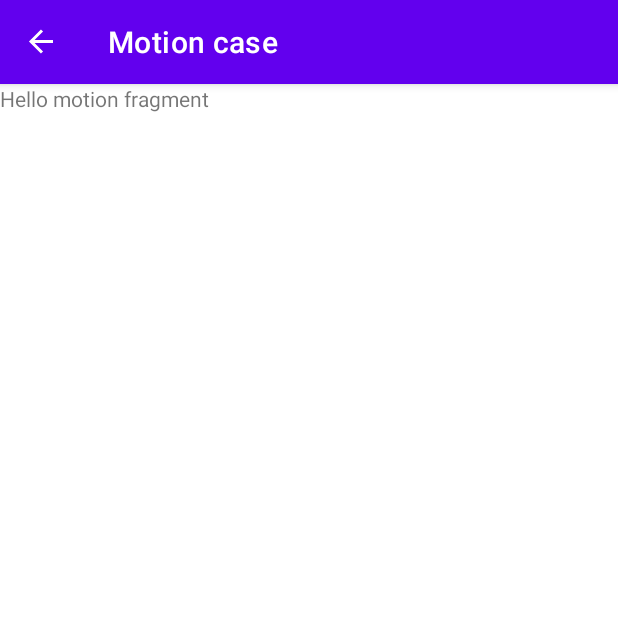
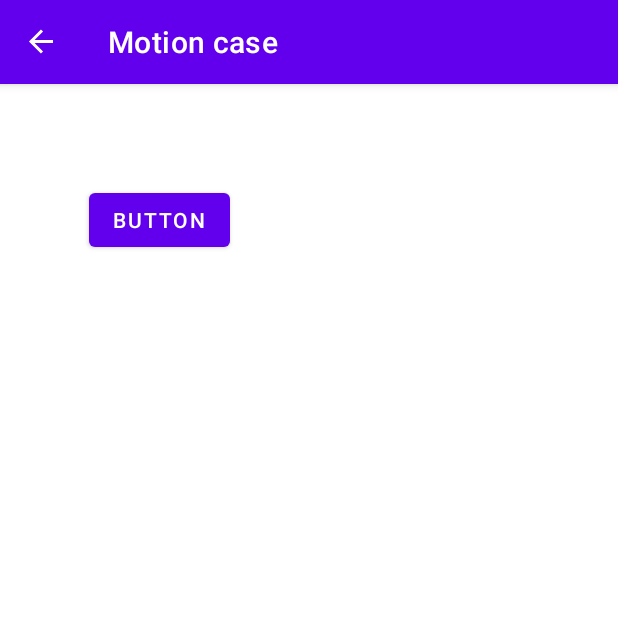
Before and after one commit to prots-srs/Highroad, an Android app built with Jetpack Compose: the MotionFragment screen opened through its navigation route, on a phone screen of 412 x 824 dp, the top half of it. Run offline under Robolectric (Android 15) with nearby library versions, the phone set to English and light mode, and no system bars; our stand-ins replace navigation-ui.

Commit message:
tic tak toe

```diff
--- a/app/src/main/java/ua/com/biz_s/highroad/EntranceFragment.kt
+++ b/app/src/main/java/ua/com/biz_s/highroad/EntranceFragment.kt
@@ -31,6 +31,9 @@ class EntranceFragment : Fragment() {
         binding.picArticle.setOnClickListener {
             view.findNavController().navigate(EntranceFragmentDirections.actionEntranceFragmentToArticlesFragment())
         }
+        binding.picTictaktoe.setOnClickListener {
+            view.findNavController().navigate(EntranceFragmentDirections.actionEntranceFragmentToTictaktoeFragment())
+        }
     }
 
     override fun onDestroyView() {
--- a/app/src/main/res/layout/fragment_motion.xml
+++ b/app/src/main/res/layout/fragment_motion.xml
@@ -1,20 +1,29 @@
 <?xml version="1.0" encoding="utf-8"?>
-<layout xmlns:android="http://schemas.android.com/apk/res/android"
-    xmlns:tools="http://schemas.android.com/tools">
-<LinearLayout
+<androidx.constraintlayout.motion.widget.MotionLayout xmlns:android="http://schemas.android.com/apk/res/android"
+    xmlns:app="http://schemas.android.com/apk/res-auto"
+    xmlns:tools="http://schemas.android.com/tools"
     android:layout_width="match_parent"
     android:layout_height="match_parent"
-    android:orientation="vertical"
+    app:layoutDescription="@xml/fragment_motion_scene"
     tools:context=".MotionFragment">
 
-    <TextView
-        android:layout_width="match_parent"
-        android:layout_height="match_parent"
-        android:text="@string/hello_motion_fragment" />
+    <ImageView
+        android:id="@+id/imageView"
+        android:layout_width="wrap_content"
+        android:layout_height="wrap_content"
+        app:layout_constraintEnd_toEndOf="parent"
+        app:layout_constraintHorizontal_bias="0.498"
+        app:layout_constraintStart_toStartOf="parent"
+        app:layout_constraintTop_toTopOf="parent"
+        tools:srcCompat="@tools:sample/avatars" />
 
-<!--    <androidx.compose.ui.platform.ComposeView-->
-<!--        android:id="@+id/compose_view"-->
-<!--        android:layout_width="match_parent"-->
-<!--        android:layout_height="match_parent" />-->
-</LinearLayout>
-</layout>
+    <Button
+        android:id="@+id/button"
+        android:layout_width="wrap_content"
+        android:layout_height="wrap_content"
+        android:text="Button"
+        app:layout_constraintBottom_toBottomOf="parent"
+        app:layout_constraintEnd_toEndOf="parent"
+        app:layout_constraintStart_toStartOf="parent"
+        app:layout_constraintTop_toBottomOf="@+id/imageView" />
+</androidx.constraintlayout.motion.widget.MotionLayout>
--- a/app/src/main/res/navigation/nav_graph.xml
+++ b/app/src/main/res/navigation/nav_graph.xml
@@ -24,6 +24,9 @@
             app:exitAnim="@anim/slide_out_left"
             app:popEnterAnim="@anim/slide_in_left"
             app:popExitAnim="@anim/slide_out_right" />
+        <action
+            android:id="@+id/action_entrance_fragment_to_tictaktoeFragment"
+            app:destination="@id/tictaktoe_fragment" />
     </fragment>
     <fragment
         android:id="@+id/motion_fragment"
@@ -83,4 +86,12 @@
             android:defaultValue="0"
             app:argType="integer" />
     </fragment>
+    <fragment
+        android:id="@+id/tictaktoe_fragment"
+        android:name="ua.com.biz_s.highroad.tictactoe.ui.TictaktoeFragment"
+        android:label="Tic Tak Toe case" >
+        <action
+            android:id="@+id/action_tictaktoeFragment_to_entrance_fragment"
+            app:destination="@id/entrance_fragment" />
+    </fragment>
 </navigation>
--- /dev/null
+++ b/app/src/main/res/xml/fragment_motion_scene.xml
@@ -0,0 +1,39 @@
+<?xml version="1.0" encoding="utf-8"?>
+<MotionScene
+    xmlns:android="http://schemas.android.com/apk/res/android"
+    xmlns:motion="http://schemas.android.com/apk/res-auto">
+
+    <Transition
+        motion:constraintSetEnd="@+id/end"
+        motion:constraintSetStart="@id/start"
+        motion:duration="1000">
+       <KeyFrameSet>
+       </KeyFrameSet>
+    </Transition>
+
+    <ConstraintSet android:id="@+id/start">
+        <Constraint
+            motion:layout_constraintVertical_bias="0.093"
+            android:layout_height="wrap_content"
+            motion:layout_constraintStart_toStartOf="parent"
+            motion:layout_constraintBottom_toBottomOf="parent"
+            motion:layout_constraintHorizontal_bias="0.186"
+            motion:layout_constraintEnd_toEndOf="parent"
+            android:layout_width="wrap_content"
+            motion:layout_constraintTop_toBottomOf="@+id/imageView"
+            android:id="@+id/button" />
+    </ConstraintSet>
+
+    <ConstraintSet android:id="@+id/end">
+        <Constraint
+            motion:layout_constraintVertical_bias="0.861"
+            android:layout_height="wrap_content"
+            motion:layout_constraintStart_toStartOf="parent"
+            motion:layout_constraintBottom_toBottomOf="parent"
+            motion:layout_constraintHorizontal_bias="0.848"
+            motion:layout_constraintEnd_toEndOf="parent"
+            android:layout_width="wrap_content"
+            motion:layout_constraintTop_toBottomOf="@+id/imageView"
+            android:id="@+id/button" />
+    </ConstraintSet>
+</MotionScene>
```
Also changed, not shown: app/src/main/java/ua/com/biz_s/highroad/tictactoe/ui/TictaktoeFragment.kt (added, +39 -0 lines), app/src/main/java/ua/com/biz_s/highroad/tictactoe/util/BindingAdapter.kt (added, +39 -0 lines), app/src/main/java/ua/com/biz_s/highroad/tictactoe/viewmodels/TictaktoeViewModel.kt (added, +123 -0 lines), app/src/main/res/drawable/text_border.xml (added, +21 -0 lines), app/src/main/res/layout/fragment_entrance.xml (+26 -3 lines), app/src/main/res/layout/fragment_tictaktoe.xml (added, +248 -0 lines).
